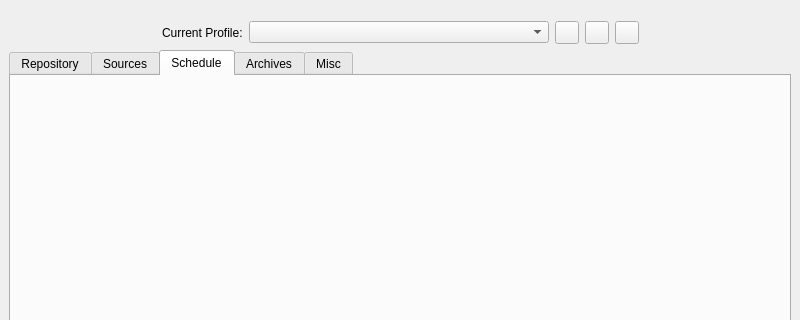
Qt form src/vorta/assets/UI/mainwindow.ui (borgbase/vorta) before a commit; both pictures show x 0 to 800 and y 0 to 320 of the 800 by 600 pixel window.
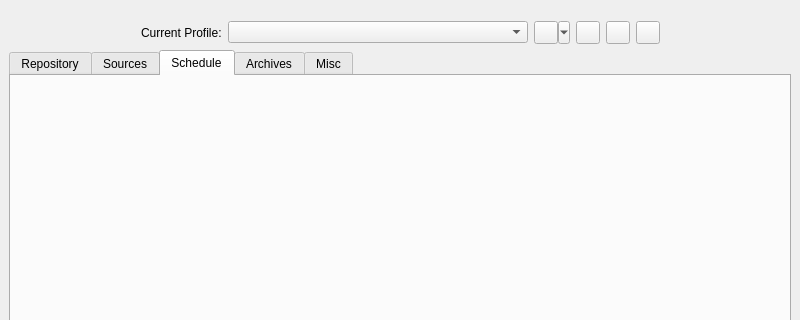
The same form after that commit.

Commit message: Import/export settings (or bootstrap with default config). By @phihos (#955)

```diff
--- a/src/vorta/assets/UI/mainwindow.ui
+++ b/src/vorta/assets/UI/mainwindow.ui
@@ -73,6 +73,9 @@
           <height>16</height>
          </size>
         </property>
+        <property name="popupMode">
+         <enum>QToolButton::MenuButtonPopup</enum>
+        </property>
        </widget>
       </item>
       <item>
@@ -88,6 +91,16 @@
         </property>
        </widget>
       </item>
+      <item>
+       <widget class="QToolButton" name="profileExportButton">
+        <property name="toolTip">
+         <string>Export Profile</string>
+        </property>
+        <property name="text">
+         <string/>
+        </property>
+       </widget>
+      </item>
       <item>
        <widget class="QToolButton" name="profileDeleteButton">
         <property name="toolTip">
```
The commit also changes 16 other files.
